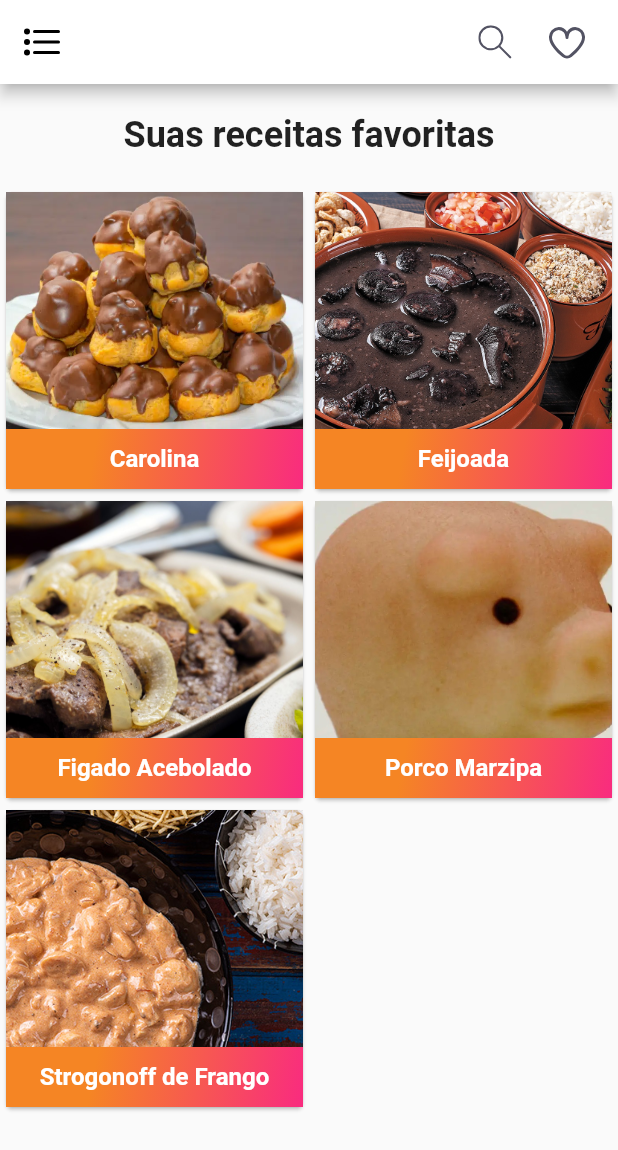
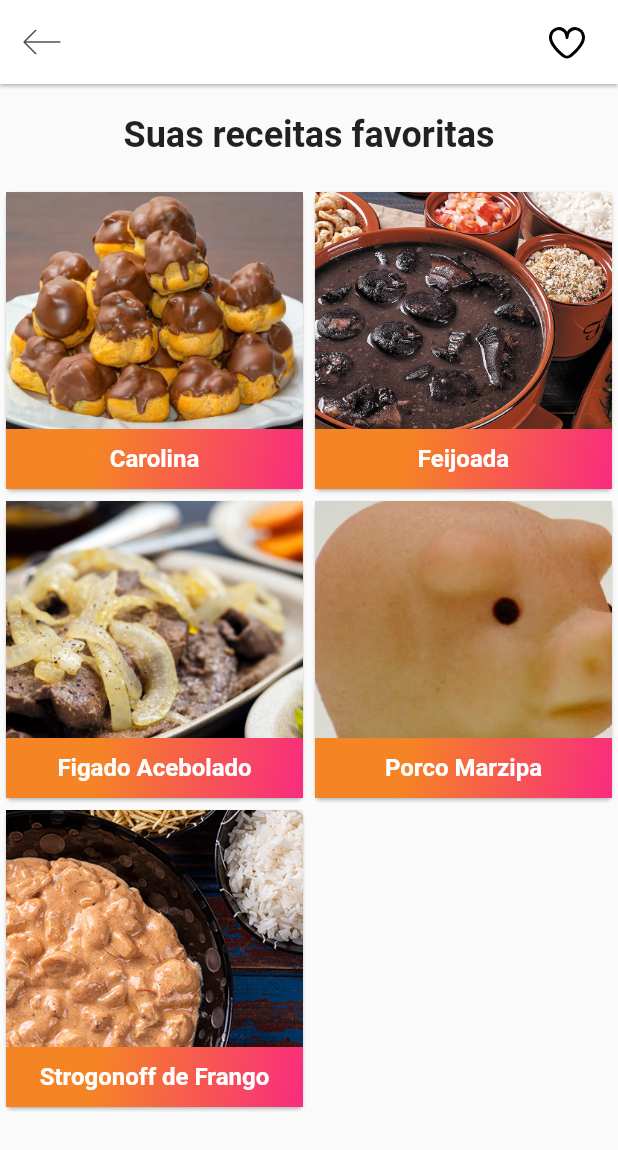
Before and after one commit to VanillaIB/Mobile, a Flutter app: the MyRevenues screen opened directly, on a phone screen of 412 x 824 dp. Shown: the top 1150 px of the screen. Run offline on Flutter 3.47's test engine with Material 2 defaults, Android fonts, the phone set to English and light mode, and no system bars; our stand-ins replace flutter_svg; network calls fail.

Commit message:
finalizado garai

```diff
--- a/lib/MyApp.dart
+++ b/lib/MyApp.dart
@@ -16,7 +16,7 @@ class MyApp extends StatelessWidget {
       debugShowCheckedModeBanner: false,
       theme: ThemeData(primarySwatch: Colors.deepOrange),
       /* * ! Alterar a homepage*/
-      home: MyRevenues(),
+      home: NovaReceita(),
       routes: <String, WidgetBuilder>{
         '/HomePage': (BuildContext context) => const HomePage(),
         '/LoginPage': (BuildContext context) => LoginPage(),
--- a/lib/Pages/MyRevenues.dart
+++ b/lib/Pages/MyRevenues.dart
@@ -13,7 +13,7 @@ class MyRevenues extends StatelessWidget {
   @override
   Widget build(BuildContext context) {
     return Scaffold(
-      appBar: appBarCriado(context),
+      appBar: buildAppBar(context),
       body: SingleChildScrollView(
         child: Column(
           children: <Widget>[
@@ -82,3 +82,23 @@ class MyRevenues extends StatelessWidget {
     );
   }
 }
+
+AppBar buildAppBar(BuildContext context) {
+  return AppBar(
+    backgroundColor: Colors.white,
+    elevation: 1,
+    leading: IconButton(
+      icon: SvgPicture.asset('assets/icons/back.svg'),
+      onPressed: () => Navigator.pop(context),
+    ),
+    actions: <Widget>[
+      IconButton(
+        icon: SvgPicture.asset('assets/icons/heart.svg'),
+        onPressed: () {},
+      ),
+      const SizedBox(
+        width: paddingpadrao / 2,
+      )
+    ],
+  );
+}
```
Also changed, not shown: lib/Models/appbargeral.dart (+0 -8 lines), lib/Pages/HomePage/HomePage.dart (+7 -1 lines), lib/Pages/menu_lateral/menulateral.dart (+5 -3 lines), lib/Pages/nova_receita/NovaReceita.dart (+35 -1 lines).
